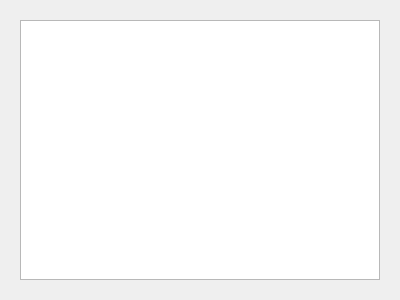
First picture: the form in ui/calibration_progress.ui, repository Inigobarbe/VFSMOD-GUI, before the edit.
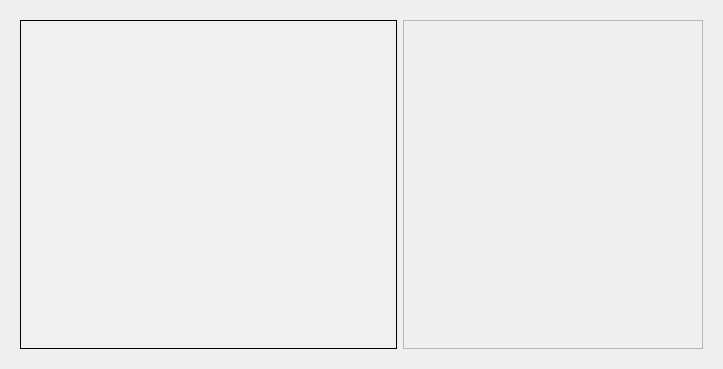
Second picture: the form after the edit.

```diff
--- a/ui/calibration_progress.ui
+++ b/ui/calibration_progress.ui
@@ -6,13 +6,124 @@
    <rect>
     <x>0</x>
     <y>0</y>
-    <width>400</width>
-    <height>300</height>
+    <width>723</width>
+    <height>369</height>
    </rect>
   </property>
   <property name="windowTitle">
    <string>Dialog</string>
   </property>
+  <property name="styleSheet">
+   <string notr="true">QLabel {
+    font-family: 'Georgia'; /* Cambiar la fuente a Georgia */
+    font-size: 16px; /* Cambiar el tamaño de la fuente */
+    color: #000000; /* Color del texto (blanco) */
+}
+
+QLineEdit {
+    font-family: 'Georgia'; /* Cambiar la fuente a Georgia */
+    font-size: 14px; /* Cambiar el tamaño de la fuente */
+    color: #000000; /* Color del texto (blanco) */
+    background-color: #f0f0f0; /* Color de fondo del QLineEdit */
+    border: 1px solid #000000; /* Borde blanco */
+}
+
+QComboBox {
+    font-family: 'Georgia'; /* Cambiar la fuente a Georgia */
+    font-size: 14px; /* Cambiar el tamaño de la fuente */
+    color: #000000; /* Color del texto (blanco) */
+    background-color: #cfd4da; /* Fondo oscuro del ComboBox */
+}
+
+QRadioButton {
+    font-family: 'Georgia'; /* Cambiar la fuente a Georgia */
+    font-size: 14px; /* Cambiar el tamaño de la fuente */
+    color: #000000; /* Color del texto (blanco) */
+}
+
+QCheckBox {
+    font-family: 'Georgia'; /* Cambiar la fuente a Georgia */
+    font-size: 14px; /* Cambiar el tamaño de la fuente */
+    color: #000000; /* Color del texto (blanco) */
+}
+
+/* Cambiar la fuente y estilo de los QPushButton */
+QPushButton {
+    font-family: 'Georgia'; /* Cambiar la fuente */
+    font-size: 14px; /* Cambiar el tamaño de la fuente */
+    color: #000000; /* Color del texto negro */
+    background-color: #cfd4da; /* Fondo gris claro */
+    border: 1px solid #a1a6ad; /* Borde gris medio */
+    border-radius: 5px; /* Bordes redondeados */
+    padding: 5px; /* Espaciado interno */
+}
+
+/* Estilo cuando el ratón pasa sobre el botón */
+QPushButton:hover {
+    color: #000000; /* Mantener el texto negro */
+    background-color: #b7bcc3; /* Fondo gris un poco más oscuro al pasar el mouse */
+}
+
+/* Estilo cuando el botón está presionado */
+QPushButton:pressed {
+    background-color: #a6acb3; /* Fondo ligeramente más oscuro al presionar */
+    color: #000000; /* Mantener el texto negro cuando se presiona */
+}
+
+
+
+/* Estilo general para QTableWidget y QTableView */
+QTableWidget, QTableView {
+    font-family: 'Georgia'; /* Cambiar la fuente a Georgia */
+    font-size: 14px; /* Tamaño de la fuente */
+    color: #000000; /* Color del texto negro */
+    background-color: #e6e9ed; /* Fondo gris claro para la tabla */
+    gridline-color: #a1a6ad; /* Color de las líneas de la tabla (gris medio) */
+    selection-background-color: #b7bcc3; /* Color de fondo cuando se selecciona una celda (gris suave) */
+    selection-color: #000000; /* Color del texto cuando la celda está seleccionada (negro) */
+}
+
+/* Estilo para el encabezado horizontal de la tabla */
+QHeaderView::section {
+    font-family: 'Georgia'; /* Cambiar la fuente a Georgia */
+    font-size: 14px; /* Tamaño de la fuente */
+    color: #000000; /* Color del texto negro */
+    background-color: #cfd4da; /* Fondo gris claro del encabezado */
+    border: 1px solid #a1a6ad; /* Borde gris medio entre las secciones */
+    padding: 4px; /* Espaciado interno en el encabezado */
+}
+
+/* Estilo para las celdas de la tabla al pasar el mouse */
+QTableWidget::item:hover, QTableView::item:hover {
+    background-color: #b7bcc3; /* Fondo gris suave al pasar el mouse */
+    color: #000000; /* Mantener el texto negro */
+}
+
+/* Estilo para las celdas cuando están seleccionadas */
+QTableWidget::item:selected, QTableView::item:selected {
+    background-color: #a6acb3; /* Fondo gris intermedio cuando está seleccionado */
+    color: #000000; /* Texto negro cuando está seleccionado */
+}
+
+/* Ajustar el tamaño de las celdas */
+QTableWidget::item, QTableView::item {
+    padding: 4px; /* Espaciado interno de las celdas */
+}
+
+/* Estilo para el borde inferior de la tabla */
+QTableCornerButton::section {
+    background-color: #cfd4da; /* Fondo del botón de esquina */
+    border: 1px solid #a1a6ad; /* Borde gris medio del botón de esquina */
+}
+QTextEdit {
+    font-family: 'Georgia'; /* Cambiar la fuente a Georgia */
+    font-size: 14px; /* Tamaño de la fuente */
+    color: #000000; /* Color del texto (negro) */
+    background-color: #f0f0f0; /* Fondo gris claro */
+    border: 1px solid #000000; /* Borde negro */
+    padding: 5px; /* Espaciado interno */
+}</string>
+  </property>
   <layout class="QGridLayout" name="gridLayout_2">
    <item row="0" column="0">
     <widget class="QScrollArea" name="scrollArea">
@@ -27,14 +138,30 @@
        <rect>
         <x>0</x>
         <y>0</y>
-        <width>382</width>
-        <height>282</height>
+        <width>705</width>
+        <height>351</height>
        </rect>
       </property>
       <layout class="QGridLayout" name="gridLayout">
        <item row="0" column="0">
         <widget class="QTextEdit" name="textEdit"/>
        </item>
+       <item row="0" column="1">
+        <widget class="QFrame" name="frame">
+         <property name="minimumSize">
+          <size>
+           <width>300</width>
+           <height>0</height>
+          </size>
+         </property>
+         <property name="frameShape">
+          <enum>QFrame::StyledPanel</enum>
+         </property>
+         <property name="frameShadow">
+          <enum>QFrame::Raised</enum>
+         </property>
+        </widget>
+       </item>
       </layout>
      </widget>
     </widget>
```
